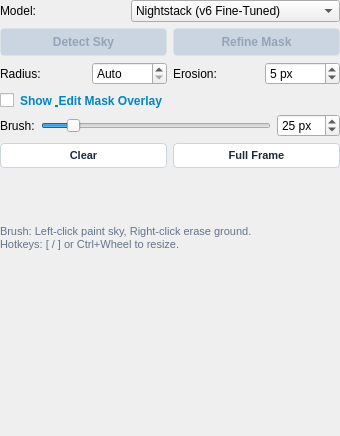
Old version of the form src/startrails/ui/step_denoise_sky.ui in the repository gkyle/startrails.
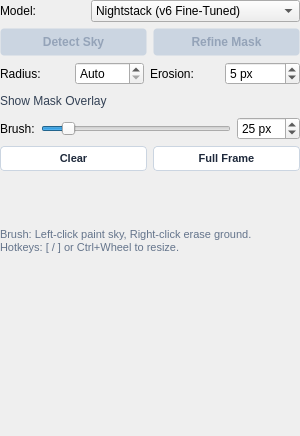
New version of the form. Icons and pictures are not drawn.

Patch:
```diff
--- a/src/startrails/ui/step_denoise_sky.ui
+++ b/src/startrails/ui/step_denoise_sky.ui
@@ -6,7 +6,7 @@
    <rect>
     <x>0</x>
     <y>0</y>
-    <width>340</width>
+    <width>300</width>
     <height>436</height>
    </rect>
   </property>
@@ -223,21 +223,45 @@
     </layout>
    </item>
    <item>
+    <layout class="QHBoxLayout" name="showMaskOverlayRow">
+     <item>
+      <widget class="QLabel" name="showMaskOverlayLabel">
+       <property name="styleSheet">
+        <string notr="true">color: #334155; font-size: 12px;</string>
+       </property>
+       <property name="toolTip">
+        <string>Show sky mask on canvas and enable interactive brush editing tools</string>
+       </property>
+       <property name="text">
+        <string>Show Mask Overlay</string>
+       </property>
+       <property name="buddy">
+        <cstring>showMaskOverlay</cstring>
+       </property>
+      </widget>
+     </item>
+     <item alignment="Qt::AlignmentFlag::AlignRight">
     <widget class="QCheckBox" name="showMaskOverlay">
      <property name="toolTip">
       <string>Show sky mask on canvas and enable interactive brush editing tools</string>
      </property>
      <property name="styleSheet">
-      <string notr="true">QCheckBox { font-weight: bold; color: #0284c7; margin-top: 2px; }</string>
+        <string notr="true">QCheckBox#showMaskOverlay { spacing: 0px;}
+QCheckBox#showMaskOverlay::indicator { width: 36px; height: 20px; border-radius: 10px; }
+QCheckBox#showMaskOverlay::indicator:unchecked { image: url(:/startrails/ui/switch_off.svg); }
+QCheckBox#showMaskOverlay::indicator:checked { image: url(:/startrails/ui/switch_on.svg); }
+</string>
      </property>
      <property name="text">
-      <string>Show &amp; Edit Mask Overlay</string>
+        <string/>
      </property>
      <property name="checked">
       <bool>false</bool>
      </property>
     </widget>
    </item>
+    </layout>
+   </item>
    <item>
     <layout class="QHBoxLayout" name="brushLayout">
      <property name="spacing">
```
Left out of the diff: 14 changed lines with no effect on the pictures. Lines whose indentation alone changed are shown as unchanged.
